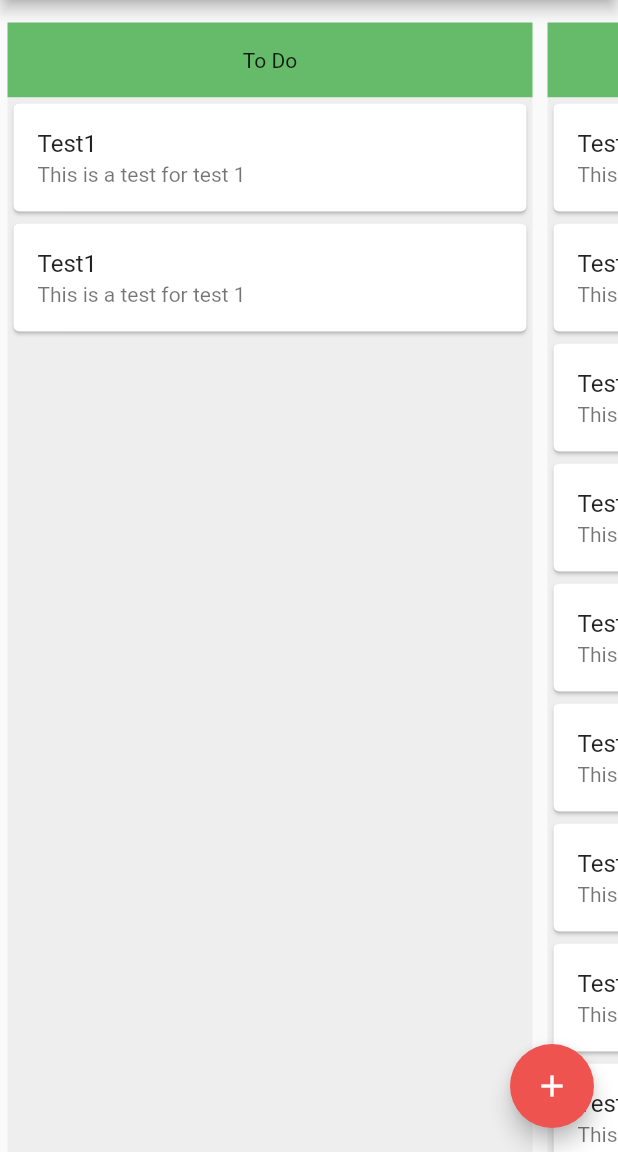
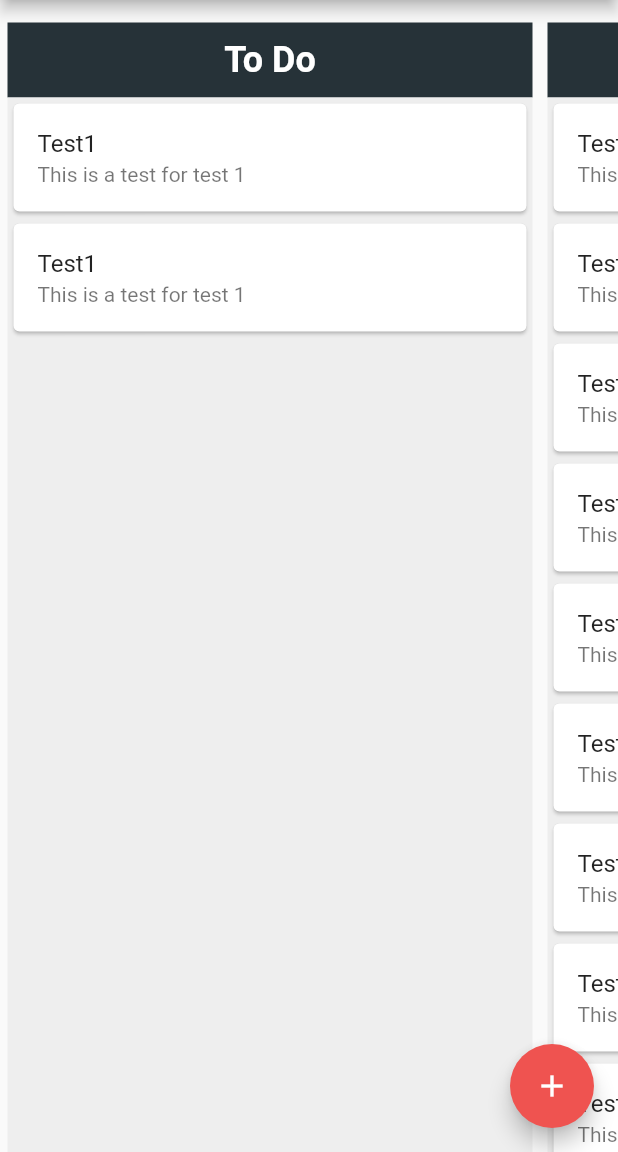
Before and after one commit to T1NK0/scrumboard, a Flutter app: the screen it shows after launch, on a phone screen of 412 x 824 dp, the part 84-1236 px from its top. Run offline on Flutter 3.47's test engine with Material 2 defaults, Android fonts, the phone set to English and light mode, and no system bars.

Commit message:
color changes

```diff
--- a/lib/widgets/swim_lane_header.dart
+++ b/lib/widgets/swim_lane_header.dart
@@ -9,9 +9,14 @@ class SwimLaneHeaderWidget extends StatelessWidget {
   Widget build(BuildContext context) {
     return Container(
       height: 50,
-      color: Colors.green[400],
+      color: Colors.blueGrey[900],
       child: Center(
-        child: Text(title),
+        child: Text(title,
+            style: TextStyle(
+              color: Colors.white,
+              fontWeight: FontWeight.bold,
+              fontSize: 24,
+            )),
       ),
     );
   }
```
